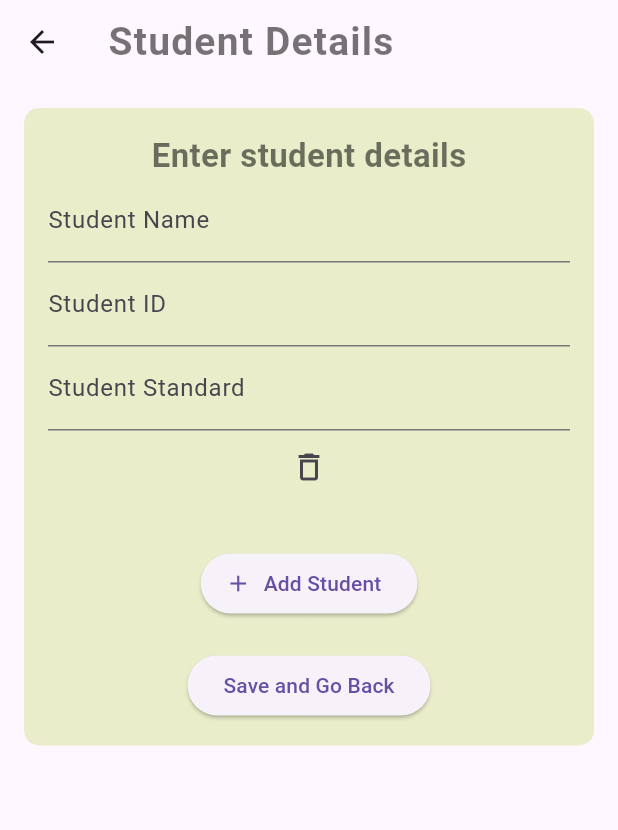
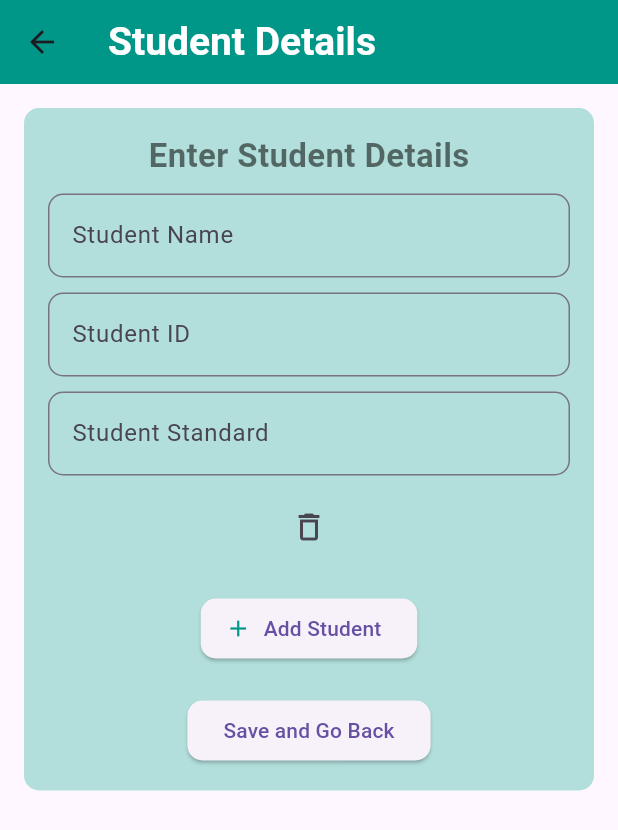
Before and after one commit to IamVasuBhurakhaya/student_data_app, a Flutter app: the screen it shows after launch, after a tap on the "add" icon, on a phone screen of 412 x 824 dp. Shown: the top 830 px of the screen. Run offline on Flutter 3.47's test engine with Material 3 defaults, Android fonts, the phone set to English and light mode, and no system bars; our stand-ins replace awesome_snackbar_content.

Commit message:
initial commit

```diff
--- a/lib/views/detail_page/detail_page.dart
+++ b/lib/views/detail_page/detail_page.dart
@@ -44,21 +44,6 @@ class _DetailPageState extends State<DetailPage> {
     }
   }
 
-  void saveStudentDetails() {
-    Globals.allStudentDetail.clear();
-    for (var controllers in studentControllers) {
-      if (controllers["name"]!.text.isNotEmpty &&
-          controllers["id"]!.text.isNotEmpty &&
-          controllers["std"]!.text.isNotEmpty) {
-        Globals.allStudentDetail.add({
-          "name": controllers["name"]!.text,
-          "id": controllers["id"]!.text,
-          "std": controllers["std"]!.text,
-        });
-      }
-    }
-  }
-
   @override
   Widget build(BuildContext context) {
     return GestureDetector(
@@ -72,10 +57,10 @@ class _DetailPageState extends State<DetailPage> {
             style: TextStyle(
               fontSize: 26,
               fontWeight: FontWeight.bold,
-              color: Colors.black54,
-              letterSpacing: 0.8,
+              color: Colors.white,
             ),
           ),
+          backgroundColor: Colors.teal,
         ),
         body: Padding(
           padding: const EdgeInsets.all(16),
@@ -83,7 +68,7 @@ class _DetailPageState extends State<DetailPage> {
             width: double.infinity,
             padding: const EdgeInsets.all(16),
             decoration: BoxDecoration(
-              color: const Color(0xffE9EDC9),
+              color: Colors.teal.shade100,
               borderRadius: BorderRadius.circular(10),
             ),
             child: SingleChildScrollView(
@@ -91,12 +76,14 @@ class _DetailPageState extends State<DetailPage> {
                 mainAxisSize: MainAxisSize.min,
                 children: [
                   const Text(
-                    "Enter student details",
+                    "Enter Student Details",
                     style: TextStyle(
-                        fontWeight: FontWeight.w700,
-                        fontSize: 22,
-                        color: Colors.black54),
+                      fontWeight: FontWeight.w700,
+                      fontSize: 22,
+                      color: Colors.black54,
+                    ),
                   ),
+                  const SizedBox(height: 10),
                   Column(
                     children: List.generate(
                       studentControllers.length,
@@ -106,20 +93,35 @@ class _DetailPageState extends State<DetailPage> {
                             controller: studentControllers[index]["name"],
                             decoration: const InputDecoration(
                               labelText: 'Student Name',
+                              border: OutlineInputBorder(
+                                borderRadius:
+                                    BorderRadius.all(Radius.circular(10)),
+                              ),
                             ),
                           ),
+                          const SizedBox(height: 10),
                           TextFormField(
                             controller: studentControllers[index]["id"],
                             decoration: const InputDecoration(
                               labelText: 'Student ID',
+                              border: OutlineInputBorder(
+                                borderRadius:
+                                    BorderRadius.all(Radius.circular(10)),
+                              ),
                             ),
                           ),
+                          const SizedBox(height: 10),
                           TextFormField(
                             controller: studentControllers[index]["std"],
                             decoration: const InputDecoration(
                               labelText: 'Student Standard',
+                              border: OutlineInputBorder(
+                                borderRadius:
+                                    BorderRadius.all(Radius.circular(10)),
+                              ),
                             ),
                           ),
+                          const SizedBox(height: 10),
                           IconButton(
                             onPressed: () {
                               studentControllers.removeAt(index);
@@ -131,7 +133,7 @@ class _DetailPageState extends State<DetailPage> {
                       ),
                     ),
                   ),
-                  const SizedBox(height: 30),
+                  const SizedBox(height: 20),
                   ElevatedButton.icon(
                     onPressed: () {
                       studentControllers.add({
@@ -143,14 +145,37 @@ class _DetailPageState extends State<DetailPage> {
                     },
                     icon: const Icon(Icons.add),
                     label: const Text("Add Student"),
+                    style: ElevatedButton.styleFrom(
+                      iconColor: Colors.teal,
+                      shape: RoundedRectangleBorder(
+                        borderRadius: BorderRadius.circular(10),
+                      ),
+                    ),
                   ),
                   const SizedBox(height: 20),
                   ElevatedButton(
                     onPressed: () {
-                      saveStudentDetails();
+                      Globals.allStudentDetail.clear();
+                      for (var controllers in studentControllers) {
+                        if (controllers["name"]!.text.isNotEmpty &&
+                            controllers["id"]!.text.isNotEmpty &&
+                            controllers["std"]!.text.isNotEmpty) {
+                          Globals.allStudentDetail.add({
+                            "name": controllers["name"]!.text,
+                            "id": controllers["id"]!.text,
+                            "std": controllers["std"]!.text,
+                          });
+                        }
+                      }
                       Navigator.pop(context);
                     },
                     child: const Text("Save and Go Back"),
+                    style: ElevatedButton.styleFrom(
+                      iconColor: Colors.teal,
+                      shape: RoundedRectangleBorder(
+                        borderRadius: BorderRadius.circular(10),
+                      ),
+                    ),
                   ),
                 ],
               ),
--- a/lib/views/home_page/home_page.dart
+++ b/lib/views/home_page/home_page.dart
@@ -1,4 +1,5 @@
 import 'package:flutter/material.dart';
+import 'package:awesome_snackbar_content/awesome_snackbar_content.dart';
 import 'package:student_data_app/utils/globals.dart';
 
 class HomePage extends StatefulWidget {
@@ -9,7 +10,6 @@ class HomePage extends StatefulWidget {
 }
 
 class _HomePageState extends State<HomePage> {
-  // Function to show the AlertDialog for editing student details
   void _showEditDialog(BuildContext context, int index) {
     var student = Globals.allStudentDetail[index];
     TextEditingController nameController =
@@ -70,11 +70,58 @@ class _HomePageState extends State<HomePage> {
     );
   }
 
+  void _deleteStudent(int index) {
+    setState(() {
+      Globals.allStudentDetail.removeAt(index);
+    });
+  }
+
+  void _showAwesomeSnackbar(BuildContext context, String studentName) {
+    final snackBar = SnackBar(
+      content: AwesomeSnackbarContent(
+        title: 'Student Deleted',
+        message: '$studentName has been removed from the list.',
+        contentType: ContentType.success,
+      ),
+      duration: const Duration(seconds: 2),
+    );
+    ScaffoldMessenger.of(context).showSnackBar(snackBar);
+  }
+
   @override
   Widget build(BuildContext context) {
     return Scaffold(
-      appBar: AppBar(
-        title: const Text("Home Page"),
+      appBar: PreferredSize(
+        preferredSize: const Size.fromHeight(80.0), // AppBar height
+        child: Container(
+          decoration: const BoxDecoration(
+            gradient: LinearGradient(
+              colors: [Colors.teal, Colors.tealAccent],
+              begin: Alignment.topLeft,
+              end: Alignment.bottomRight,
+            ),
+            borderRadius: BorderRadius.vertical(bottom: Radius.circular(20)),
+            boxShadow: [
+              BoxShadow(
+                color: Colors.black26,
+                blurRadius: 8.0,
+                spreadRadius: 2.0,
+                offset: Offset(0.0, 2.0),
+              ),
+            ],
+          ),
+          child: AppBar(
+            title: const Text(
+              "Student Details",
+              style: TextStyle(
+                fontSize: 24,
+                fontWeight: FontWeight.bold,
+              ),
+            ),
+            backgroundColor: Colors.transparent,
+            elevation: 0,
+          ),
+        ),
       ),
       body: Padding(
         padding: const EdgeInsets.all(15),
@@ -83,38 +130,77 @@ class _HomePageState extends State<HomePage> {
                 itemCount: Globals.allStudentDetail.length,
                 itemBuilder: (context, index) {
                   var student = Globals.allStudentDetail[index];
-                  return Card(
-                    elevation: 3,
-                    margin: const EdgeInsets.symmetric(vertical: 8),
+                  return Dismissible(
+                    key: Key(student['id'] ?? index.toString()),
+                    background: Container(
+                      color: Colors.red,
+                      alignment: Alignment.centerRight,
+                      padding: const EdgeInsets.symmetric(horizontal: 20),
+                      child: const Icon(Icons.delete, color: Colors.white),
+                    ),
+                    direction: DismissDirection.endToStart,
+                    onDismissed: (direction) {
+                      _showAwesomeSnackbar(context, student['name']);
+                      _deleteStudent(index);
+                    },
+                    child: Card(
+                      elevation: 8,
+                      shape: RoundedRectangleBorder(
+                        borderRadius: BorderRadius.circular(12),
+                      ),
+                      margin: const EdgeInsets.symmetric(vertical: 10),
                       child: ListTile(
+                        contentPadding: const EdgeInsets.all(15),
                         title: Text(
                           student['name'] ?? "No Name",
                           style: const TextStyle(
                             fontWeight: FontWeight.bold,
-                          fontSize: 18,
+                            fontSize: 20,
+                            color: Colors.teal,
                           ),
                         ),
                         subtitle: Column(
                           crossAxisAlignment: CrossAxisAlignment.start,
                           children: [
+                            const SizedBox(height: 5),
                             Text("ID: ${student['id'] ?? 'No ID'}"),
-                          Text("Standard: ${student['std'] ?? 'No Standard'}"),
+                            Text(
+                                "Standard: ${student['std'] ?? 'No Standard'}"),
                           ],
                         ),
                         trailing: IconButton(
-                        icon: const Icon(Icons.edit),
+                          icon: const Icon(Icons.edit, color: Colors.teal),
                           onPressed: () {
                             _showEditDialog(context, index);
                           },
                         ),
                       ),
+                    ),
                   );
                 },
               )
-            : const Center(
-                child: Text(
-                  'No student details available. Add some students.',
-                  style: TextStyle(fontSize: 18, color: Colors.black54),
+            : Center(
+                child: Column(
+                  mainAxisAlignment: MainAxisAlignment.center,
+                  children: [
+                    Icon(
+                      Icons.person_add_alt,
+                      size: 100,
+                      color: Colors.teal.withOpacity(0.5),
+                    ),
+                    const SizedBox(height: 20),
+                    const Text(
+                      'No student details available.',
+                      style:
+                          TextStyle(fontSize: 20, fontWeight: FontWeight.bold),
+                    ),
+                    const SizedBox(height: 10),
+                    const Text(
+                      'Tap the "+" button to add new students.',
+                      style: TextStyle(fontSize: 16, color: Colors.black54),
+                      textAlign: TextAlign.center,
+                    ),
+                  ],
                 ),
               ),
       ),
@@ -124,9 +210,8 @@ class _HomePageState extends State<HomePage> {
             setState(() {});
           });
         },
-        child: const Icon(
-          Icons.add,
-        ),
+        backgroundColor: Colors.teal,
+        child: const Icon(Icons.add),
       ),
     );
   }
--- a/lib/views/splash_screen.dart
+++ b/lib/views/splash_screen.dart
@@ -10,12 +10,39 @@ class SplashScreen extends StatelessWidget {
       const Duration(seconds: 3),
       () => Navigator.pushReplacementNamed(context, AppRoutes.home_page),
     );
+
     return Scaffold(
       body: Container(
-        child: Column(
-          children: [
-            Text("Splash Screen"),
-          ],
+        decoration: BoxDecoration(
+          gradient: LinearGradient(
+            colors: [Colors.teal, Colors.tealAccent],
+            begin: Alignment.topLeft,
+            end: Alignment.bottomRight,
+          ),
+        ),
+        child: Center(
+          child: Column(
+            mainAxisAlignment: MainAxisAlignment.center,
+            children: [
+              const SizedBox(height: 20),
+              const Text(
+                "Welcome to Student Data App",
+                style: TextStyle(
+                  fontSize: 24,
+                  fontWeight: FontWeight.bold,
+                  color: Colors.white,
+                ),
+              ),
+              const SizedBox(height: 10),
+              const Text(
+                "Your educational journey begins here!",
+                style: TextStyle(
+                  fontSize: 16,
+                  color: Colors.white70,
+                ),
+              ),
+            ],
+          ),
         ),
       ),
     );
--- a/pubspec.yaml
+++ b/pubspec.yaml
@@ -35,6 +35,12 @@ dependencies:
   # The following adds the Cupertino Icons font to your application.
   # Use with the CupertinoIcons class for iOS style icons.
   cupertino_icons: ^1.0.8
+  glass_kit: ^4.0.1
+  animated_button: ^0.2.0
+  flutter_sliding_tutorial: ^2.0.0+1
+  flutter_neumorphic: ^3.2.0
+  animated_text_kit: ^4.2.2
+  awesome_snackbar_content: ^0.1.4
 
 dev_dependencies:
   flutter_test:
```
Also changed, not shown: pubspec.lock. Lines whose indentation alone changed are shown as unchanged.
